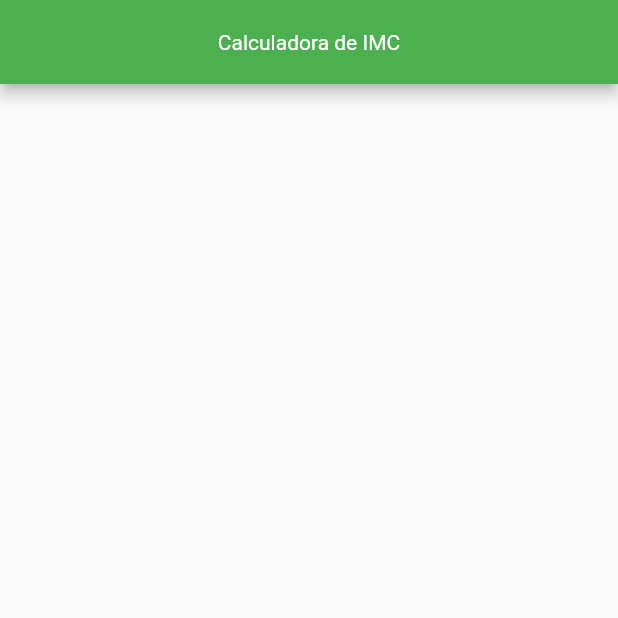
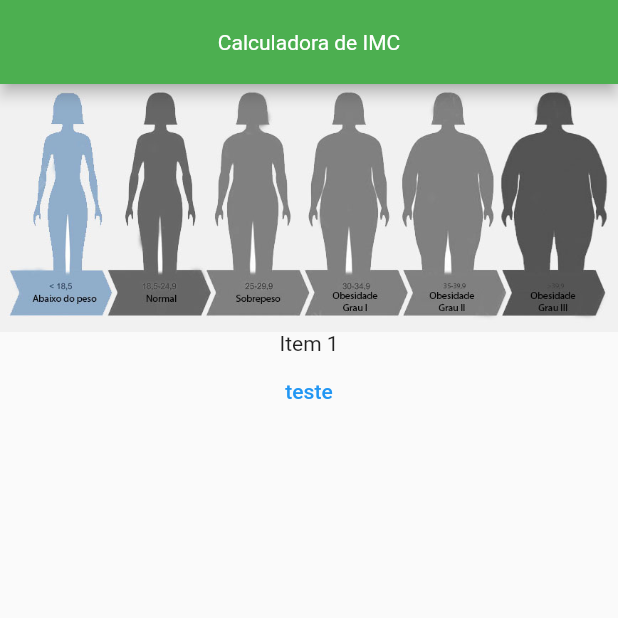
Before and after one commit to JacksonCPN/IMC-MOBILE-APP, a Flutter app: the screen it shows after launch, on a phone screen of 412 x 824 dp, the top half of it. Run offline on Flutter 3.47's test engine with Material 2 defaults, Android fonts, the phone set to English and light mode, and no system bars.

```diff
--- a/lib/main.dart
+++ b/lib/main.dart
@@ -16,6 +16,20 @@ class Home extends StatelessWidget {
           title: Text('Calculadora de IMC'),
           titleTextStyle: TextStyle(color: Colors.white),
         ),
+        body: Column(
+          children: [
+            Image.asset('lib/assets/body.jpg'),
+            Text('Item 1'),
+            TextButton(
+                child: Text("teste"),
+                onPressed: () {
+                  print("pressionado");
+                })
+            // Text('Item 1'),
+            // Text('Item 2'),
+            // Text('Novo Item'), // Novo widget que você quer adicionar
+          ],
+        ),
       ),
     );
   }
--- a/pubspec.yaml
+++ b/pubspec.yaml
@@ -59,10 +59,10 @@ flutter:
   uses-material-design: true
 
   # To add assets to your application, add an assets section, like this:
-  # assets:
+  assets:
   #   - images/a_dot_burr.jpeg
   #   - images/a_dot_ham.jpeg
-
+      - lib/assets/
   # An image asset can refer to one or more resolution-specific "variants", see
   # https://flutter.dev/assets-and-images/#resolution-aware
 
```
Also changed, not shown: lib/assets/body.jpg (added).
